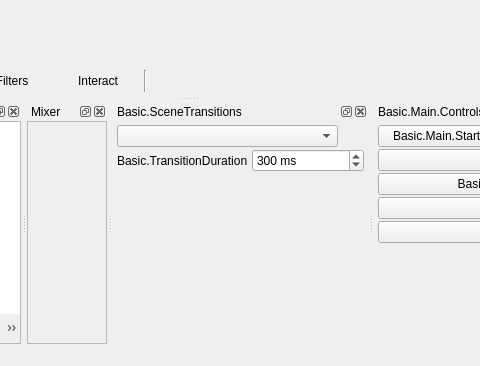
Before: the Qt Designer form UI/forms/OBSBasic.ui in BlueCheeseburger/obs-studio, drawn with Qt 5; both pictures show x 351 to 831 and y 363 to 729 of the 1079 by 729 pixel window.
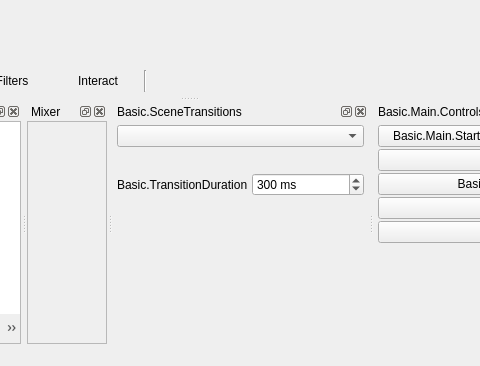
After: the same form once the commit is applied. Icons and pictures are not drawn. Custom widgets are drawn as their Qt base class.

Commit message:
Revert "UI: Redesign transitions dock"
This reverts commit 1ce50a121135f0e44ed9b461efa077a64076a352.

```diff
--- a/UI/forms/OBSBasic.ui
+++ b/UI/forms/OBSBasic.ui
@@ -1158,21 +1158,107 @@
         <property name="bottomMargin">
          <number>0</number>
         </property>
+        <item>
+         <widget class="QComboBox" name="transitions">
+          <property name="minimumSize">
+           <size>
+            <width>120</width>
+            <height>0</height>
+           </size>
+          </property>
+          <property name="accessibleName">
+           <string>Transition</string>
+          </property>
+         </widget>
+        </item>
         <item>
          <layout class="QHBoxLayout" name="horizontalLayout_4">
           <property name="spacing">
            <number>4</number>
           </property>
           <item>
-           <widget class="QComboBox" name="transitions">
-            <property name="minimumSize">
+           <spacer name="horizontalSpacer">
+            <property name="orientation">
+             <enum>Qt::Horizontal</enum>
+            </property>
+            <property name="sizeType">
+             <enum>QSizePolicy::Expanding</enum>
+            </property>
+            <property name="sizeHint" stdset="0">
              <size>
-              <width>120</width>
-              <height>0</height>
+              <width>40</width>
+              <height>20</height>
              </size>
             </property>
+           </spacer>
+          </item>
+          <item>
+           <widget class="QPushButton" name="transitionAdd">
+            <property name="sizePolicy">
+             <sizepolicy hsizetype="Maximum" vsizetype="Maximum">
+              <horstretch>0</horstretch>
+              <verstretch>0</verstretch>
+             </sizepolicy>
+            </property>
+            <property name="maximumSize">
+             <size>
+              <width>22</width>
+              <height>22</height>
+             </size>
+            </property>
+            <property name="toolTip">
+             <string>Basic.AddTransition</string>
+            </property>
             <property name="accessibleName">
-             <string>Transition</string>
+             <string>Basic.AddTransition</string>
+            </property>
+            <property name="text">
+             <string notr="true"/>
+            </property>
+            <property name="icon">
+             <iconset>
+              <normaloff>:/res/images/add.png</normaloff>:/res/images/add.png</iconset>
+            </property>
+            <property name="flat">
+             <bool>true</bool>
+            </property>
+            <property name="themeID" stdset="0">
+             <string notr="true">addIconSmall</string>
+            </property>
+           </widget>
+          </item>
+          <item>
+           <widget class="QPushButton" name="transitionRemove">
+            <property name="sizePolicy">
+             <sizepolicy hsizetype="Maximum" vsizetype="Maximum">
+              <horstretch>0</horstretch>
+              <verstretch>0</verstretch>
+             </sizepolicy>
+            </property>
+            <property name="maximumSize">
+             <size>
+              <width>22</width>
+              <height>22</height>
+             </size>
+            </property>
+            <property name="toolTip">
+             <string>Basic.RemoveTransition</string>
+            </property>
+            <property name="accessibleName">
+             <string>Basic.RemoveTransition</string>
+            </property>
+            <property name="text">
+             <string notr="true"/>
+            </property>
+            <property name="icon">
+             <iconset>
+              <normaloff>:/res/images/list_remove.png</normaloff>:/res/images/list_remove.png</iconset>
+            </property>
+            <property name="flat">
+             <bool>true</bool>
+            </property>
+            <property name="themeID" stdset="0">
+             <string notr="true">removeIconSmall</string>
             </property>
            </widget>
           </item>
```
The commit also changes 2 other files.
